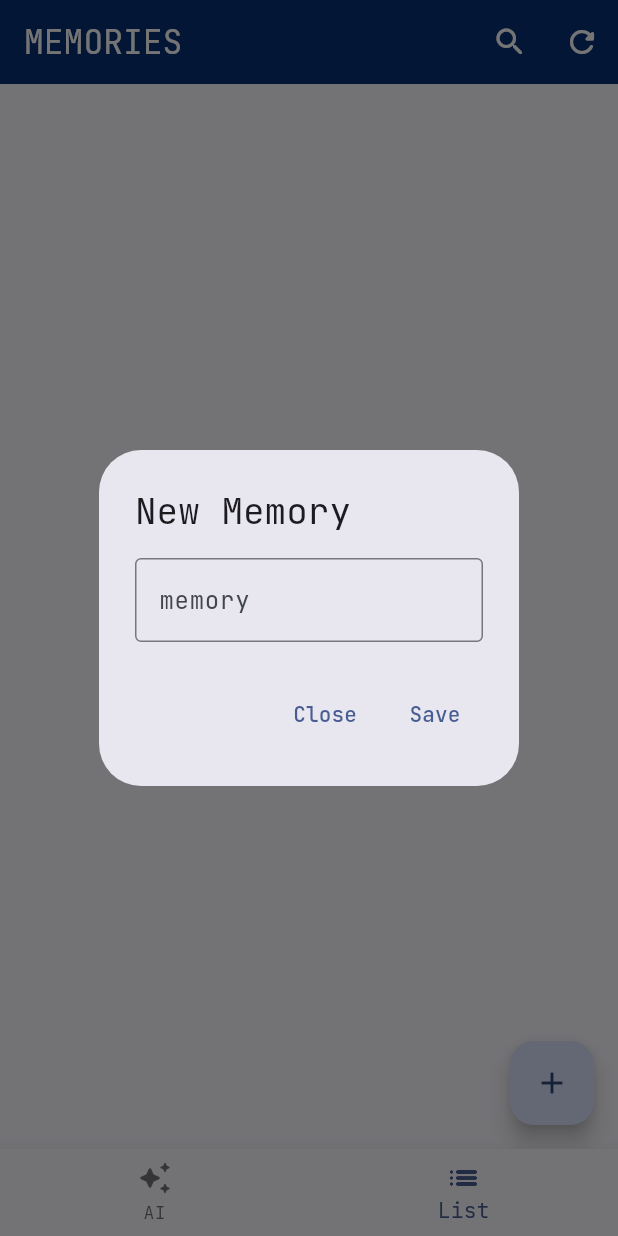
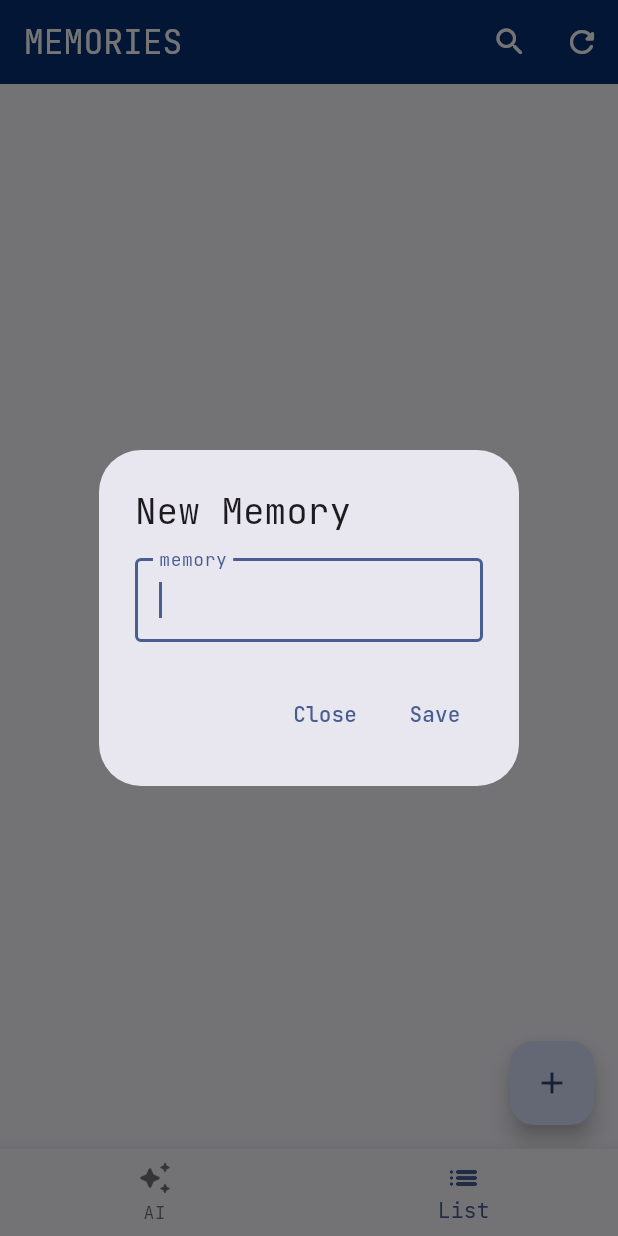
Before and after one commit to Ravish-Vishwakarma/Cachy, a Flutter app: the screen it shows after launch, item 2 of the bottom bar chosen, after a tap on the "add" icon, on a phone screen of 412 x 824 dp. Run offline on Flutter 3.47's test engine with Material 3 defaults, Android fonts, the phone set to English and light mode, and no system bars; our stand-ins replace dio, google_fonts, permission_handler, sqflite; missing offline and left inert: flutter_litert_lm; accounts and stored records are empty.

Commit message:
Added some UX changes

```diff
--- a/lib/main.dart
+++ b/lib/main.dart
@@ -12,7 +12,7 @@ class MyApp extends StatelessWidget {
   @override
   Widget build(BuildContext context) {
     return MaterialApp(
-      title: 'Flutter Demo',
+      title: 'CACHY',
       debugShowCheckedModeBanner: false,
       theme: ThemeData(
         colorScheme: ColorScheme.fromSeed(seedColor: Color(0xFF093176)),
--- a/lib/pages/memories_page.dart
+++ b/lib/pages/memories_page.dart
@@ -122,9 +122,11 @@ class _DatabasePageState extends State<DatabasePage> {
               child: memories.isNotEmpty
                   ? ListView.builder(
                       padding: const EdgeInsets.only(bottom: 100),
-                      itemCount: memories.length, // Total number of items
+                      itemCount: memories.length,
                       itemBuilder: (BuildContext context, int index) {
-                        return ListTile(
+                        return Card(
+                          color: Colors.grey[200],
+                          child: ListTile(
                             onTap: () {
                               showDialog(
                                 context: context,
@@ -159,6 +161,7 @@ class _DatabasePageState extends State<DatabasePage> {
                               icon: Icon(
                                 Icons.delete_rounded,
                                 color: Colors.red[400],
+                              ),
                             ),
                           ),
                         );
--- a/lib/widget/create_memory_dialog.dart
+++ b/lib/widget/create_memory_dialog.dart
@@ -11,6 +11,7 @@ class CreateMemoryDialog extends StatelessWidget {
     return AlertDialog(
       title: const Text('New Memory'),
       content: TextFormField(
+        autofocus: true,
         controller: memoryController,
         decoration: InputDecoration(
           labelText: "memory",
```
Also changed, not shown: 1 other file. Lines whose indentation alone changed are shown as unchanged.
